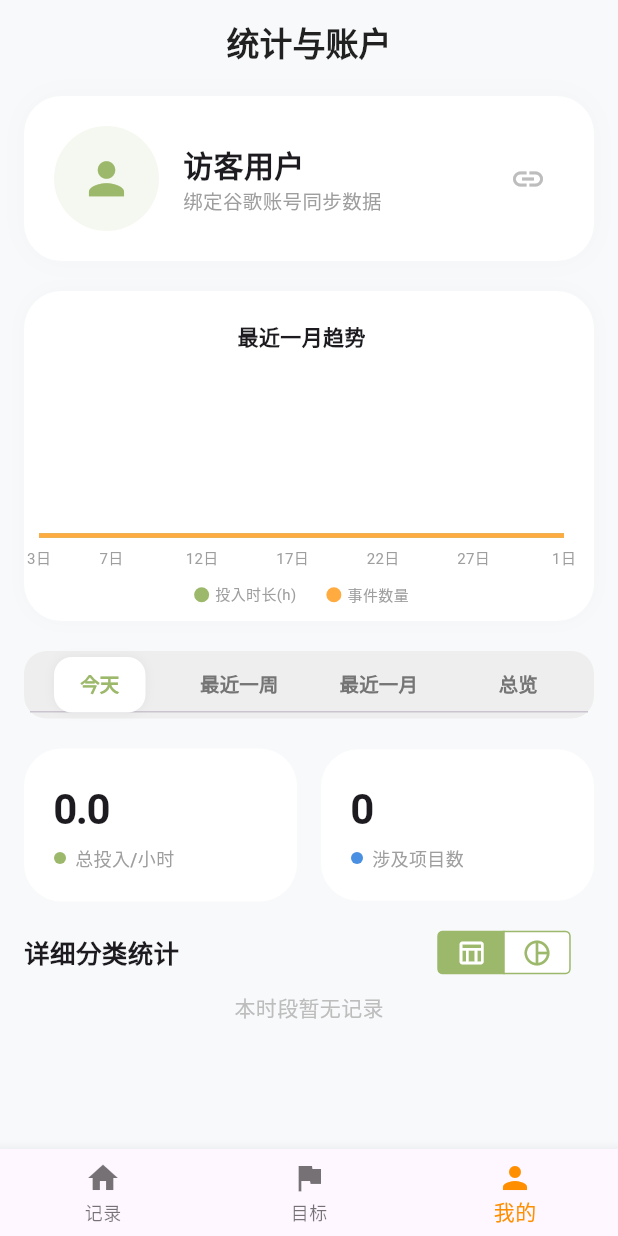
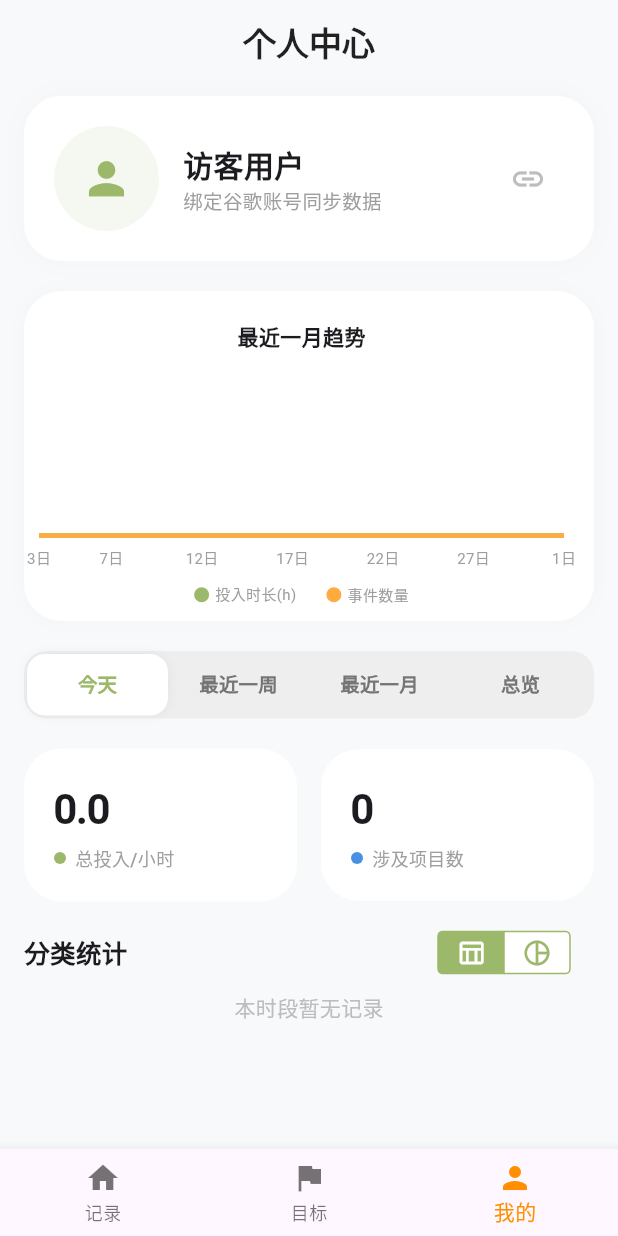
Before and after one commit to aurura12/TimeManager, a Flutter app: the screen it shows after launch, item 3 of the bottom bar chosen, on a phone screen of 412 x 824 dp. Run offline on Flutter 3.47's test engine with Material 3 defaults, Android fonts, the phone set to English and light mode, and no system bars; drawn by our look-alikes of fl_chart; our stand-ins replace flutter_slidable, google_sign_in, logger, reorderables, shared_preferences; missing offline and left inert: extension_google_sign_in_as_googleapis_auth, googleapis.

Commit message:
修改了统计页面的tabbar显示有换行的bug

```diff
--- a/lib/screens/profile_screen.dart
+++ b/lib/screens/profile_screen.dart
@@ -33,7 +33,7 @@ class _ProfileScreenState extends State<ProfileScreen>
     return Scaffold(
       backgroundColor: const Color(0xFFF8F9FA),
       appBar: AppBar(
-        title: const Text("统计与账户",
+        title: const Text("个人中心",
             style:
                 TextStyle(color: Colors.black87, fontWeight: FontWeight.bold)),
         backgroundColor: Colors.transparent,
@@ -62,7 +62,7 @@ class _ProfileScreenState extends State<ProfileScreen>
           Row(
             mainAxisAlignment: MainAxisAlignment.spaceBetween,
             children: [
-              const Text("详细分类统计",
+              const Text("分类统计",
                   style: TextStyle(fontSize: 17, fontWeight: FontWeight.bold)),
               CupertinoSegmentedControl<int>(
                 groupValue: _groupValue,
@@ -204,38 +204,49 @@ class _ProfileScreenState extends State<ProfileScreen>
   Widget _buildCustomTabBar() {
     return Container(
       height: 45,
-      padding: const EdgeInsets.all(4),
+      // 如果 TabBar 放在过窄的容器里，可以尝试稍微调大外层宽度或减小 padding
+      padding: const EdgeInsets.all(2),
       decoration: BoxDecoration(
         color: Colors.grey[200],
         borderRadius: BorderRadius.circular(15),
       ),
       child: TabBar(
         controller: _tabController,
-        indicatorSize: TabBarIndicatorSize.label,
+        // 1. 关闭滚动，确保 TabBar 整体填满 Container，滑块在内部滑动
+        isScrollable: false,
+
+        // 2. 将指示器设置为 tab，这样白色块会填满整个选项区域，滑动感更强
+        indicatorSize: TabBarIndicatorSize.tab,
+
+        // 3. 移除默认的底部横线
+        dividerColor: Colors.transparent,
+
         indicator: BoxDecoration(
           color: Colors.white,
           borderRadius: BorderRadius.circular(12),
           boxShadow: [
             BoxShadow(
-                color: Colors.black.withValues(alpha: 0.05), blurRadius: 5)
+              color: Colors.black.withValues(alpha: 0.05),
+              blurRadius: 5,
+            )
           ],
         ),
         labelColor: const Color(0xFF9CB86A),
         unselectedLabelColor: Colors.grey[600],
-        labelStyle: const TextStyle(fontWeight: FontWeight.bold, fontSize: 13),
+        labelStyle: const TextStyle(
+          fontWeight: FontWeight.bold,
+          fontSize: 13,
+          height: 1.1, // 微调行高，防止文字偏下
+        ),
+
+        // 4. 关键：将 labelPadding 设为极小值，给文字留出最大空间
+        labelPadding: const EdgeInsets.symmetric(horizontal: 2),
+
         tabs: const [
-          Tab(
-              child: SizedBox(
-                  width: 70, height: 32, child: Center(child: Text("今天")))),
-          Tab(
-              child: SizedBox(
-                  width: 70, height: 32, child: Center(child: Text("最近一周")))),
-          Tab(
-              child: SizedBox(
-                  width: 70, height: 32, child: Center(child: Text("最近一月")))),
-          Tab(
-              child: SizedBox(
-                  width: 70, height: 32, child: Center(child: Text("总览")))),
+          Tab(child: Center(child: Text("今天", maxLines: 1))),
+          Tab(child: Center(child: Text("最近一周", maxLines: 1))),
+          Tab(child: Center(child: Text("最近一月", maxLines: 1))),
+          Tab(child: Center(child: Text("总览", maxLines: 1))),
         ],
         onTap: (index) => setState(() {}),
       ),
--- a/pubspec.yaml
+++ b/pubspec.yaml
@@ -1,7 +1,7 @@
 name: time_manager
 description: 'A new Flutter project.'
 publish_to: 'none'
-version: 1.5.0+1
+version: 1.6.0+1
 
 # 添加下面这段环境配置
 environment:
```
